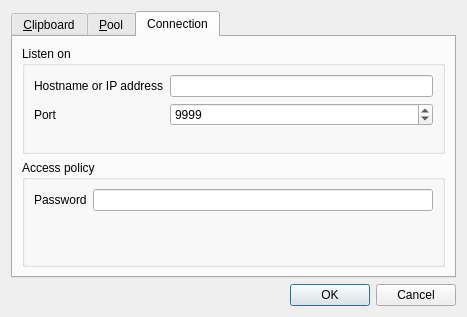
First picture: the form in src/SettingsDialog.ui, repository aither64/haveclip-core, before the edit.
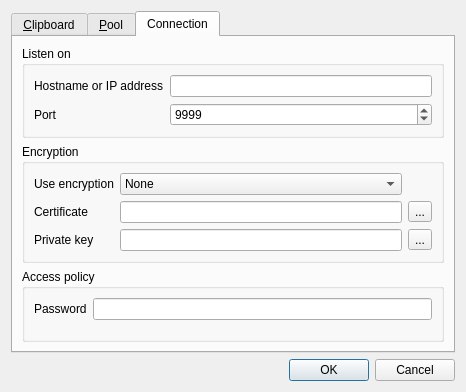
Second picture: the form after the edit. The open tabs and pages were chosen to show the change. Icons and pictures are not drawn.

Patch:
```diff
--- a/src/SettingsDialog.ui
+++ b/src/SettingsDialog.ui
@@ -6,8 +6,8 @@
    <rect>
     <x>0</x>
     <y>0</y>
-    <width>467</width>
-    <height>317</height>
+    <width>466</width>
+    <height>392</height>
    </rect>
   </property>
   <property name="windowTitle">
@@ -161,6 +161,75 @@
          </layout>
         </widget>
        </item>
+       <item>
+        <widget class="QGroupBox" name="groupBox_3">
+         <property name="title">
+          <string>Encryption</string>
+         </property>
+         <layout class="QGridLayout" name="gridLayout">
+          <item row="1" column="0">
+           <widget class="QLabel" name="useEncryptionLabel">
+            <property name="text">
+             <string>Use encryption</string>
+            </property>
+           </widget>
+          </item>
+          <item row="4" column="0">
+           <widget class="QLabel" name="certificateLabel">
+            <property name="text">
+             <string>Certificate</string>
+            </property>
+           </widget>
+          </item>
+          <item row="1" column="1">
+           <widget class="QComboBox" name="encryptionComboBox">
+            <item>
+             <property name="text">
+              <string>None</string>
+             </property>
+            </item>
+            <item>
+             <property name="text">
+              <string>SSL</string>
+             </property>
+            </item>
+            <item>
+             <property name="text">
+              <string>TLS</string>
+             </property>
+            </item>
+           </widget>
+          </item>
+          <item row="4" column="1">
+           <widget class="QLineEdit" name="certificateLineEdit"/>
+          </item>
+          <item row="4" column="2">
+           <widget class="QToolButton" name="certificateButton">
+            <property name="text">
+             <string>...</string>
+            </property>
+           </widget>
+          </item>
+          <item row="5" column="0">
+           <widget class="QLabel" name="label">
+            <property name="text">
+             <string>Private key</string>
+            </property>
+           </widget>
+          </item>
+          <item row="5" column="1">
+           <widget class="QLineEdit" name="keyLineEdit"/>
+          </item>
+          <item row="5" column="2">
+           <widget class="QToolButton" name="keyButton">
+            <property name="text">
+             <string>...</string>
+            </property>
+           </widget>
+          </item>
+         </layout>
+        </widget>
+       </item>
        <item>
         <widget class="QGroupBox" name="groupBox_2">
          <property name="title">
```
